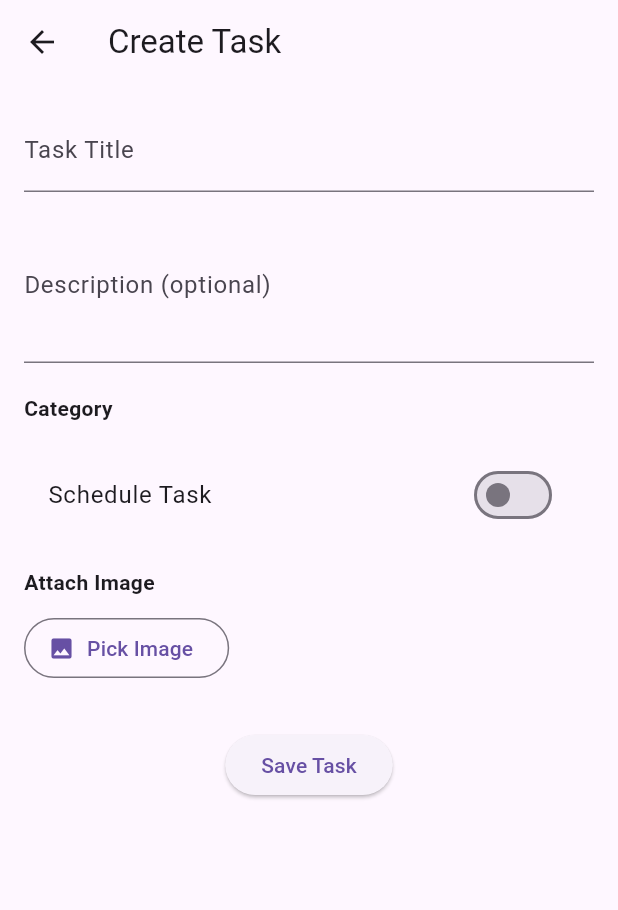
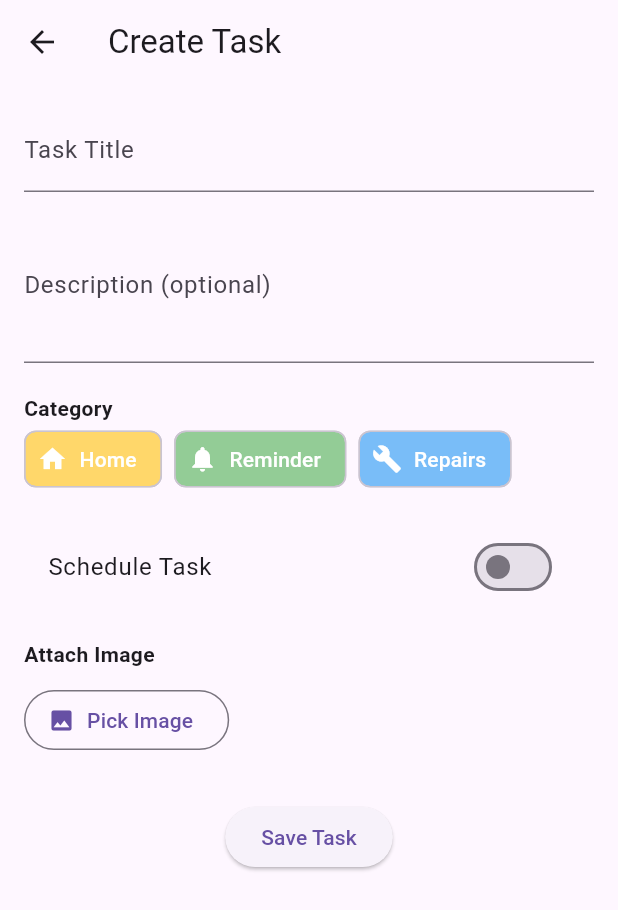
Before and after one commit to boswellgathu/LifeTasks, a Flutter app: the screen it shows after launch, after a tap on the "add" icon, on a phone screen of 412 x 824 dp. Shown: the top 910 px of the screen. Run offline on Flutter 3.47's test engine with Material 3 defaults, Android fonts, the phone set to English and light mode, and no system bars; our stand-ins replace image_picker, sqflite; accounts and stored records are empty.

Commit message:
Update Category model to include icons Update other views to show categories with icons Add default categories to use when a user has not added any categories

```diff
--- a/lib/controllers/category.dart
+++ b/lib/controllers/category.dart
@@ -13,11 +13,16 @@ class CategoryController with ChangeNotifier {
   bool get isLoading => _isLoading;
   String? get error => _error;
 
-  // Load all categories
   Future<void> loadCategories() async {
     _setLoading(true);
     try {
       _categories = await _categoryRepository.getAllCategories();
+
+      if (_categories.isEmpty) {
+        await seedDefaultCategories(); // <--- CALL seeding if empty
+        _categories = await _categoryRepository.getAllCategories(); // reload
+      }
+
       _error = null;
     } catch (e) {
       _error = 'Failed to load categories';
@@ -26,7 +31,6 @@ class CategoryController with ChangeNotifier {
     }
   }
 
-  // Add a new category
   Future<void> addCategory(Category category) async {
     try {
       await _categoryRepository.insertCategory(category);
@@ -37,7 +41,6 @@ class CategoryController with ChangeNotifier {
     }
   }
 
-  // Delete a category
   Future<void> deleteCategory(String categoryId) async {
     try {
       await _categoryRepository.deleteCategory(categoryId);
@@ -48,6 +51,32 @@ class CategoryController with ChangeNotifier {
     }
   }
 
+  Future<void> seedDefaultCategories() async {
+    await addCategory(Category(
+      id: 'home',
+      name: 'Home',
+      colorHex: '#FFC107',
+      iconCode: Icons.home.codePoint,
+      iconFontFamily: Icons.home.fontFamily!,
+    ));
+
+    await addCategory(Category(
+      id: 'repairs',
+      name: 'Repairs',
+      colorHex: '#2196F3',
+      iconCode: Icons.build.codePoint,
+      iconFontFamily: Icons.build.fontFamily!,
+    ));
+
+    await addCategory(Category(
+      id: 'reminder',
+      name: 'Reminder',
+      colorHex: '#4CAF50',
+      iconCode: Icons.notifications.codePoint,
+      iconFontFamily: Icons.notifications.fontFamily!,
+    ));
+  }
+
   void _setLoading(bool value) {
     _isLoading = value;
     notifyListeners();
--- a/lib/models/category.dart
+++ b/lib/models/category.dart
@@ -1,13 +1,19 @@
+import 'package:flutter/cupertino.dart';
+
 class Category {
   final String id;
   final String name;
   final String colorHex;
   final bool isUserDefined;
+  final int iconCode;
+  final String iconFontFamily;
 
   Category({
     required this.id,
     required this.name,
     required this.colorHex,
+    required this.iconCode,
+    required this.iconFontFamily,
     this.isUserDefined = true,
   });
 
@@ -16,6 +22,8 @@ class Category {
       'id': id,
       'name': name,
       'color_hex': colorHex,
+      'icon_code': iconCode,
+      'icon_font_family': iconFontFamily,
       'is_user_defined': isUserDefined ? 1 : 0,
     };
   }
@@ -25,7 +33,11 @@ class Category {
       id: map['id'],
       name: map['name'],
       colorHex: map['color_hex'],
+      iconCode: map['icon_code'],
+      iconFontFamily: map['icon_font_family'],
       isUserDefined: map['is_user_defined'] == 1,
     );
   }
+
+  IconData get iconData => IconData(iconCode, fontFamily: iconFontFamily);
 }
--- a/lib/services/database.dart
+++ b/lib/services/database.dart
@@ -52,6 +52,8 @@ class DatabaseService {
         id TEXT PRIMARY KEY,
         name TEXT NOT NULL,
         color_hex TEXT NOT NULL,
+        icon_code INTEGER NOT NULL,
+        icon_font_family TEXT NOT NULL,
         is_user_defined INTEGER DEFAULT 1
       )
     ''');
--- a/lib/views/create_task.dart
+++ b/lib/views/create_task.dart
@@ -131,9 +131,14 @@ class TaskCreationScreenState extends State<TaskCreationScreen> {
             Wrap(
               spacing: 8,
               children: categoryController.categories.map((category) {
+                final color = Color(int.parse(category.colorHex.replaceFirst('#', '0xff'))); // convert hex to Color
                 return ChoiceChip(
+                  avatar: Icon(category.iconData, color: Colors.white, size: 20),
                   label: Text(category.name),
                   selected: _selectedCategoryId == category.id,
+                  selectedColor: color,
+                  backgroundColor: color.withOpacity(0.6),
+                  labelStyle: TextStyle(color: Colors.white),
                   onSelected: (selected) {
                     setState(() {
                       _selectedCategoryId = category.id;
```
Also changed, not shown: lib/main.dart (+0 -16 lines), lib/views/tasks_list.dart (+36 -4 lines).
